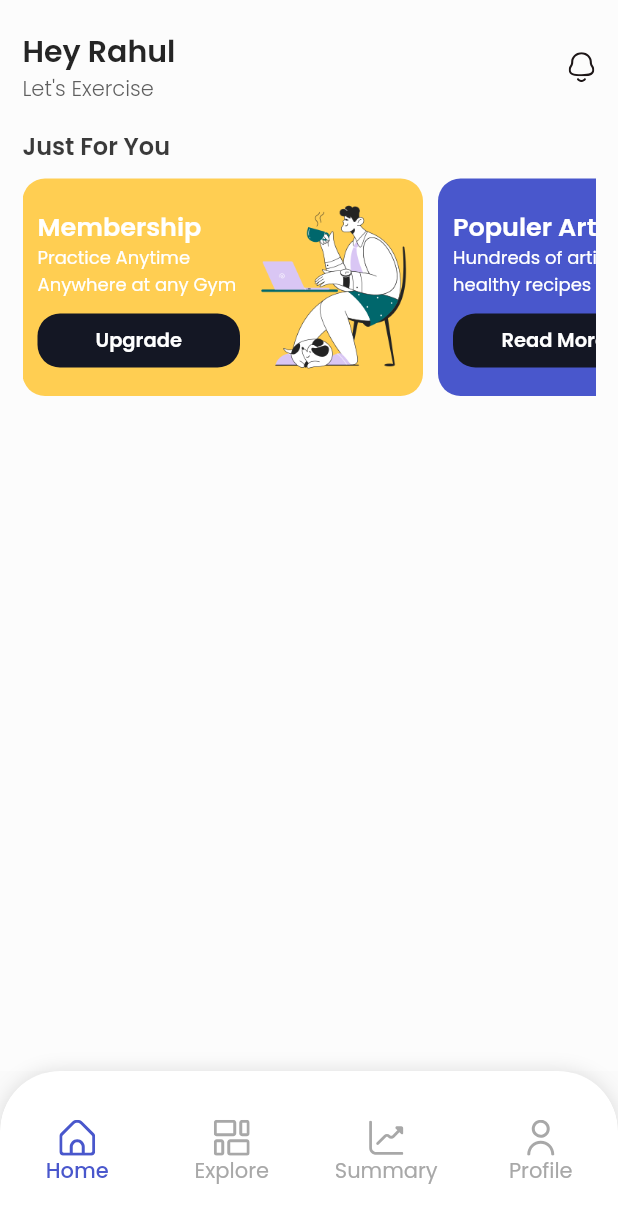
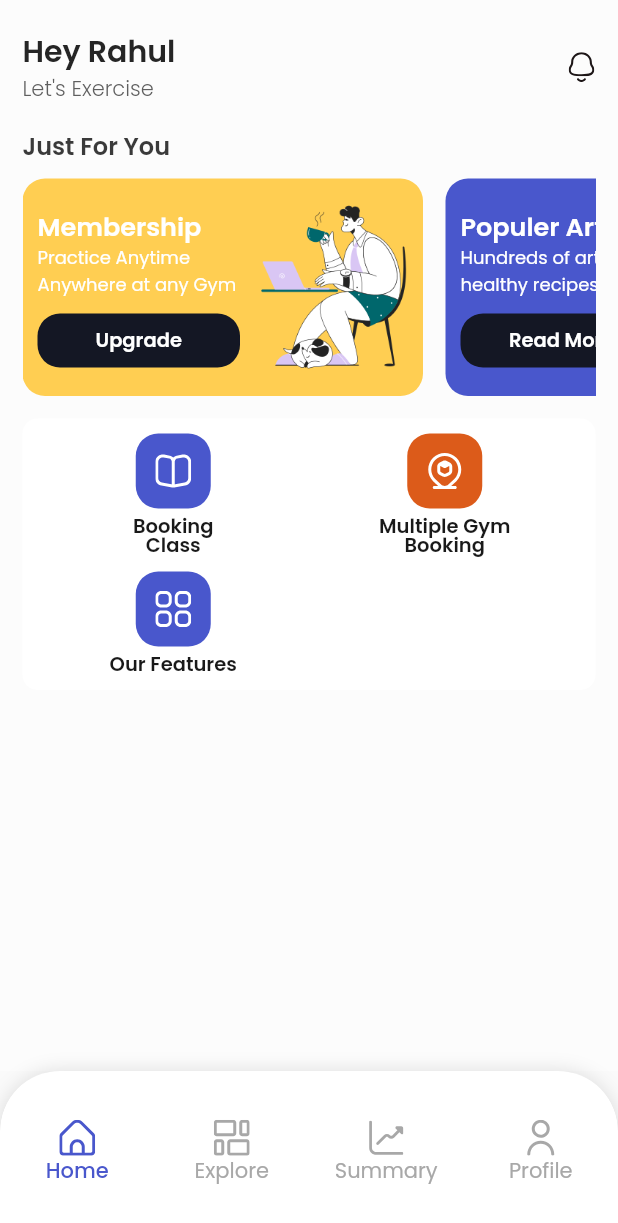
Before and after one commit to Capstone-Project-Kelompok-6/Flutter, a Flutter app: the screen it shows after launch, on a phone screen of 412 x 824 dp. Shown: the top 1223 px of the screen. Run offline on Flutter 3.47's test engine with Material 2 defaults, Android fonts, the phone set to English and light mode, and no system bars; our stand-ins replace flutter_svg, google_fonts.

Commit message:
Add featureIconBtn at home page

```diff
--- a/flutter_capstone_6/lib/component/colors.dart
+++ b/flutter_capstone_6/lib/component/colors.dart
@@ -19,4 +19,5 @@ const Color white = Color.fromARGB(255, 255, 255, 255);
 const Color whiteBg = Color.fromARGB(255, 252, 252, 252);
 const Color fontLightGrey = Color.fromARGB(255, 95, 95, 95);
 const Color fontGrey = Color.fromARGB(255, 58, 58, 58);
+const Color fontBlack = Color.fromARGB(255, 25, 25, 25);
 const Color btnBlack = Color.fromARGB(255, 20, 23, 36);
--- a/flutter_capstone_6/lib/screen/home_screen.dart
+++ b/flutter_capstone_6/lib/screen/home_screen.dart
@@ -1,5 +1,6 @@
 import 'package:flutter/material.dart';
 import 'package:flutter_capstone_6/component/colors.dart';
+import 'package:flutter_svg/flutter_svg.dart';
 
 import '../widget/appbar_home.dart';
 
@@ -30,13 +31,11 @@ class _HomeScreenState extends State<HomeScreen> {
           child: Column(
             crossAxisAlignment: CrossAxisAlignment.start,
             children: [
+              // Just For You Section
               const Text(
                 'Just For You',
                 style: TextStyle(
-                  color: fontGrey,
-                  fontSize: 16,
-                  fontWeight: FontWeight.w600,
-                ),
+                    color: fontGrey, fontSize: 16, fontWeight: FontWeight.w600),
               ),
               SingleChildScrollView(
                 scrollDirection: Axis.horizontal,
@@ -45,12 +44,46 @@ class _HomeScreenState extends State<HomeScreen> {
                   children: [
                     featureCard(yellow, 'Membership',
                         'Practice Anytime Anywhere at any Gym', 'Upgrade'),
-                    const SizedBox(width: 10),
+                    const SizedBox(width: 15),
                     featureCard(violet, 'Populer Article',
                         'Hundreds of articles & healthy recipes', 'Read More'),
-                    const SizedBox(width: 10),
+                    const SizedBox(width: 15),
                     featureCard(orange, 'Workout Video',
                         'Watching Anytime Anywhere at Home', 'Watch More'),
+                  ],
+                ),
+              ),
+
+              // Our Features Button
+              Container(
+                margin: const EdgeInsets.symmetric(vertical: 15),
+                padding: const EdgeInsets.all(10),
+                decoration: const BoxDecoration(
+                  color: white,
+                  borderRadius: BorderRadius.all(Radius.circular(10)),
+                ),
+                child: Column(
+                  children: [
+                    Row(
+                      mainAxisAlignment: MainAxisAlignment.spaceAround,
+                      crossAxisAlignment: CrossAxisAlignment.center,
+                      children: [
+                        featureIconBtn(
+                            violet, 'Booking Class', 'assets/book.svg'),
+                        featureIconBtn(orange, 'Multiple Gym Booking',
+                            'assets/location.svg'),
+                      ],
+                    ),
+                    const SizedBox(height: 10),
+                    Row(
+                      mainAxisAlignment: MainAxisAlignment.spaceAround,
+                      crossAxisAlignment: CrossAxisAlignment.center,
+                      children: [
+                        featureIconBtn(
+                            violet, 'Our Features', 'assets/apps.svg'),
+                        featureIconBtn(white, '', 'assets/book.svg'),
+                      ],
+                    ),
                   ],
                 ),
               ),
@@ -79,19 +112,13 @@ class _HomeScreenState extends State<HomeScreen> {
               Text(
                 title,
                 style: const TextStyle(
-                  color: white,
-                  fontSize: 17,
-                  fontWeight: FontWeight.w600,
-                ),
+                    color: white, fontSize: 17, fontWeight: FontWeight.w600),
               ),
               SizedBox(
                 width: 140,
                 child: Text(
                   subtitle,
-                  style: const TextStyle(
-                    color: white,
-                    fontSize: 12,
-                  ),
+                  style: const TextStyle(color: white, fontSize: 12),
                 ),
               ),
               const SizedBox(height: 10),
@@ -130,4 +157,35 @@ class _HomeScreenState extends State<HomeScreen> {
       ),
     );
   }
+
+  Widget featureIconBtn(Color color, String title, String icon) {
+    return Column(
+      children: [
+        Container(
+          padding: const EdgeInsets.all(13),
+          width: 50,
+          height: 50,
+          decoration: BoxDecoration(
+            color: color,
+            borderRadius: const BorderRadius.all(Radius.circular(15)),
+          ),
+          child: SvgPicture.asset(icon),
+        ),
+        Container(
+          margin: const EdgeInsets.only(top: 6),
+          width: 90,
+          child: Text(
+            title,
+            style: const TextStyle(
+              color: fontBlack,
+              fontSize: 13,
+              fontWeight: FontWeight.w600,
+              height: 1,
+            ),
+            textAlign: TextAlign.center,
+          ),
+        ),
+      ],
+    );
+  }
 }
```
Also changed, not shown: flutter_capstone_6/assets/apps.svg (added), flutter_capstone_6/assets/book.svg (added), flutter_capstone_6/assets/location.svg (added).
